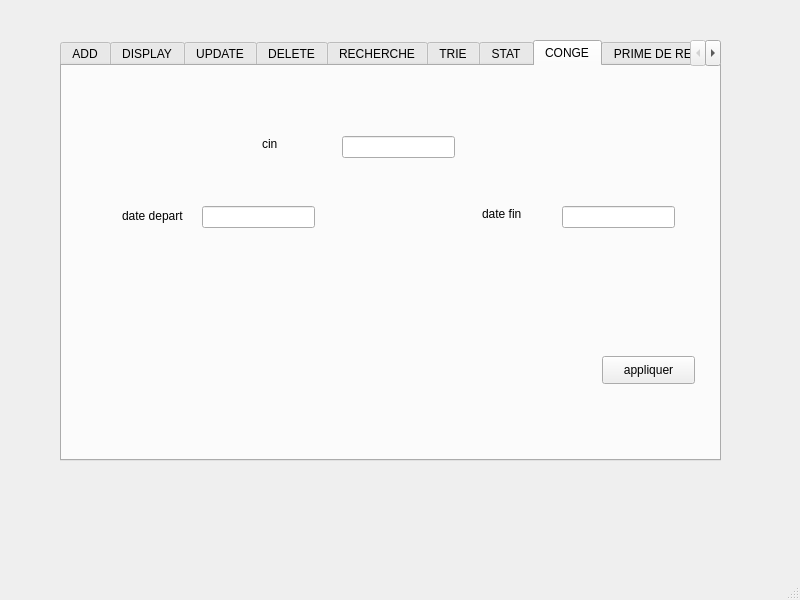
Before: the Qt Designer form Gestion_personnel/mainwindow.ui in laroussiamir01/Smart_Printer_2A5, drawn with Qt 5.
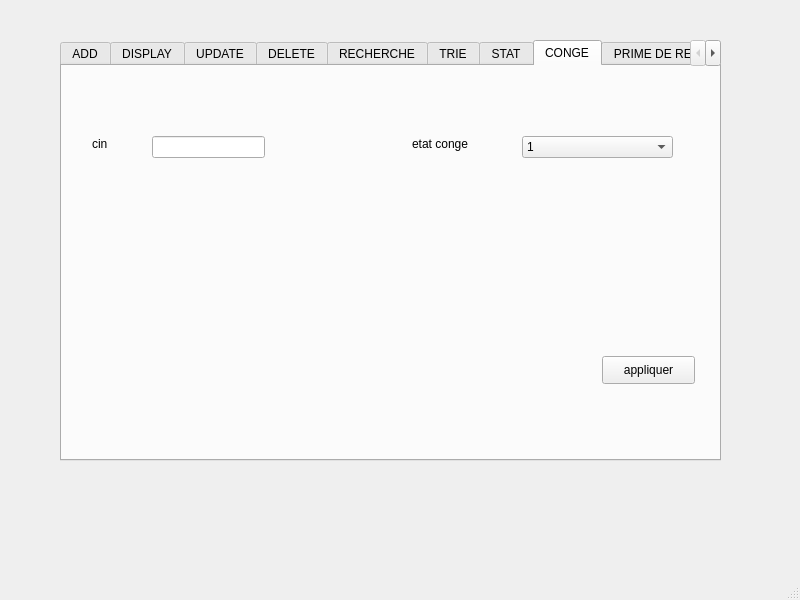
After: the same form once the commit is applied. The open tabs and pages were chosen to show the change. Icons and pictures are not drawn.

What changed in the file:
```diff
--- a/Gestion_personnel/mainwindow.ui
+++ b/Gestion_personnel/mainwindow.ui
@@ -693,7 +693,7 @@
      <widget class="QLineEdit" name="lineEdit_3">
       <property name="geometry">
        <rect>
-        <x>280</x>
+        <x>90</x>
         <y>70</y>
         <width>113</width>
         <height>22</height>
@@ -703,7 +703,7 @@
      <widget class="QLabel" name="label_18">
       <property name="geometry">
        <rect>
-        <x>200</x>
+        <x>30</x>
         <y>70</y>
         <width>56</width>
         <height>16</height>
@@ -713,53 +713,7 @@
        <string>cin</string>
       </property>
      </widget>
-     <widget class="QLineEdit" name="lineEdit_4">
-      <property name="geometry">
-       <rect>
-        <x>140</x>
-        <y>140</y>
-        <width>113</width>
-        <height>22</height>
-       </rect>
-      </property>
-     </widget>
-     <widget class="QLineEdit" name="lineEdit_5">
-      <property name="geometry">
-       <rect>
-        <x>500</x>
-        <y>140</y>
-        <width>113</width>
-        <height>22</height>
-       </rect>
-      </property>
-     </widget>
-     <widget class="QLabel" name="label_19">
-      <property name="geometry">
-       <rect>
-        <x>60</x>
-        <y>140</y>
-        <width>71</width>
-        <height>20</height>
-       </rect>
-      </property>
-      <property name="text">
-       <string>date depart</string>
-      </property>
-     </widget>
-     <widget class="QLabel" name="label_20">
-      <property name="geometry">
-       <rect>
-        <x>420</x>
-        <y>140</y>
-        <width>56</width>
-        <height>16</height>
-       </rect>
-      </property>
-      <property name="text">
-       <string>date fin</string>
-      </property>
-     </widget>
-     <widget class="QPushButton" name="pushButton_2">
+     <widget class="QPushButton" name="pushButton_2perso">
       <property name="geometry">
        <rect>
         <x>540</x>
@@ -772,6 +726,44 @@
        <string>appliquer</string>
       </property>
      </widget>
+     <widget class="QLabel" name="label_19">
+      <property name="geometry">
+       <rect>
+        <x>350</x>
+        <y>70</y>
+        <width>71</width>
+        <height>16</height>
+       </rect>
+      </property>
+      <property name="text">
+       <string>etat conge</string>
+      </property>
+     </widget>
+     <widget class="QComboBox" name="comboBoxperso">
+      <property name="geometry">
+       <rect>
+        <x>460</x>
+        <y>70</y>
+        <width>151</width>
+        <height>22</height>
+       </rect>
+      </property>
+      <item>
+       <property name="text">
+        <string>1</string>
+       </property>
+      </item>
+      <item>
+       <property name="text">
+        <string>2</string>
+       </property>
+      </item>
+      <item>
+       <property name="text">
+        <string>3</string>
+       </property>
+      </item>
+     </widget>
     </widget>
     <widget class="QWidget" name="tab_9">
      <attribute name="title">
```
Left out of the diff: 81 changed lines with no effect on the pictures.
